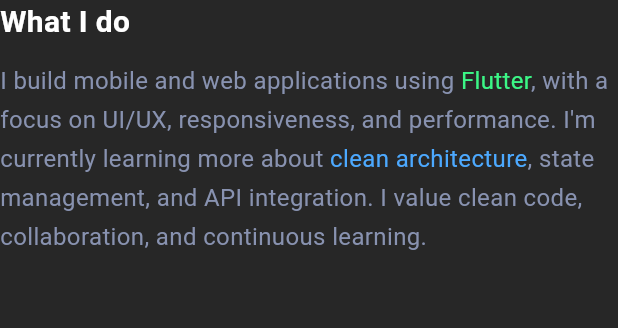
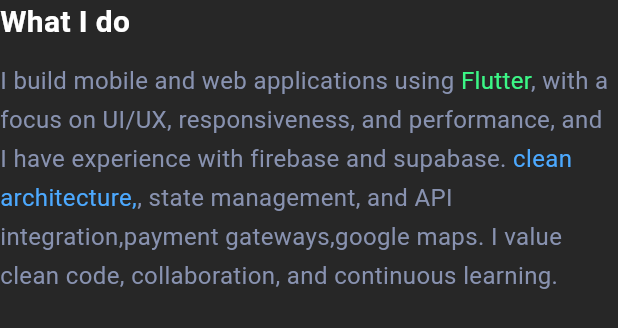
Before and after one commit to mahmoudahmed1718/my_portfolio, a Flutter app: the WhatIDoText widget shown alone on an empty page, opened directly, on a phone screen of 412 x 824 dp. Shown: the top 328 px of the screen. Run offline on Flutter 3.47's test engine with Material 3 defaults, Android fonts, the light colour scheme and no system bars; our stand-ins replace flutter_animate, flutter_highlight, font_awesome_flutter, visibility_detector; missing offline and left inert: dart:js_interop, font_awesome_icon_class.

Commit message:
Update WhatIDoText to enhance description of skills and experience

```diff
--- a/lib/features/home/presentation/view/widgets/what_i_do_text.dart
+++ b/lib/features/home/presentation/view/widgets/what_i_do_text.dart
@@ -33,15 +33,15 @@
               ),
               TextSpan(
                 text:
-                    ', with a focus on UI/UX, responsiveness, and performance. I\'m currently learning more about ',
+                    ', with a focus on UI/UX, responsiveness, and performance, and I have experience with firebase and supabase. ',
               ),
               TextSpan(
-                text: 'clean architecture',
+                text: 'clean architecture,',
                 style: TextStyle(color: AppColors.blueDark),
               ),
               TextSpan(
                 text:
-                    ', state management, and API integration. I value clean code, collaboration, and continuous learning.',
+                    ', state management, and API integration,payment gateways,google maps. I value clean code, collaboration, and continuous learning.',
               ),
             ],
           ),
```
